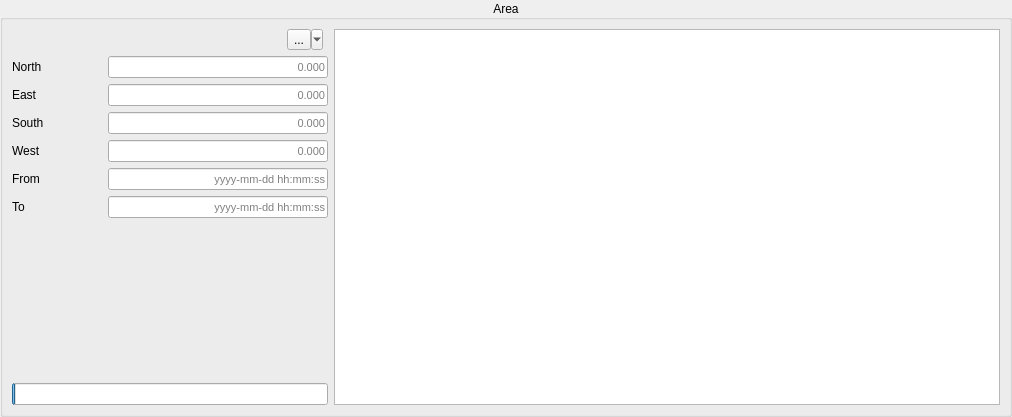
Qt form crossingpanel.ui (busoc/crosspath-gui) before a commit.
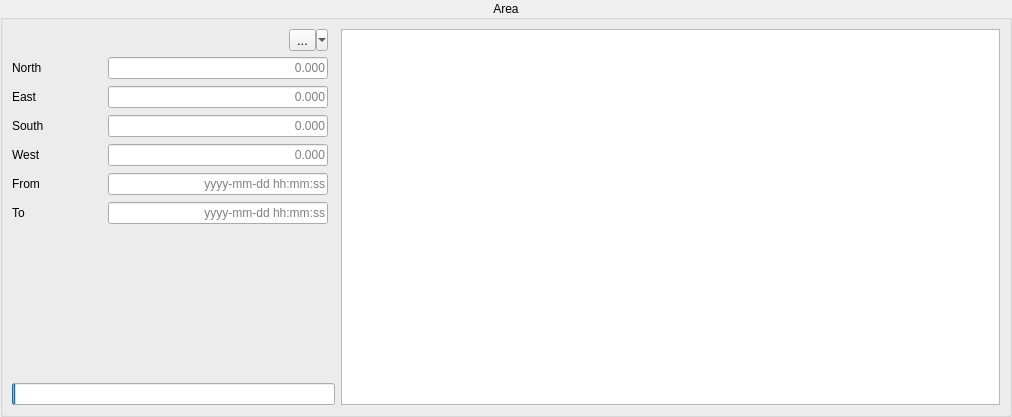
The same form after that commit.

Patch:
```diff
--- a/crossingpanel.ui
+++ b/crossingpanel.ui
@@ -16,6 +16,12 @@
     <verstretch>0</verstretch>
    </sizepolicy>
   </property>
+  <property name="font">
+   <font>
+    <family>Liberation Sans</family>
+    <pointsize>9</pointsize>
+   </font>
+  </property>
   <property name="windowTitle">
    <string>Form</string>
   </property>
@@ -50,6 +56,9 @@
             <property name="topMargin">
              <number>0</number>
             </property>
+            <property name="bottomMargin">
+             <number>0</number>
+            </property>
             <item>
              <spacer name="horizontalSpacer">
               <property name="orientation">
@@ -68,6 +77,12 @@
             </item>
             <item>
              <widget class="QToolButton" name="menu">
+              <property name="font">
+               <font>
+                <family>Liberation Sans</family>
+                <pointsize>10</pointsize>
+               </font>
+              </property>
               <property name="text">
                <string>...</string>
               </property>
@@ -89,6 +104,15 @@
             <property name="formAlignment">
              <set>Qt::AlignLeading|Qt::AlignLeft|Qt::AlignTop</set>
             </property>
+            <property name="verticalSpacing">
+             <number>7</number>
+            </property>
+            <property name="rightMargin">
+             <number>7</number>
+            </property>
+            <property name="bottomMargin">
+             <number>7</number>
+            </property>
             <item row="0" column="0">
              <widget class="QLabel" name="label_1">
               <property name="minimumSize">
@@ -118,7 +142,8 @@
               </property>
               <property name="font">
                <font>
-                <pointsize>8</pointsize>
+                <family>Liberation Sans</family>
+                <pointsize>9</pointsize>
                </font>
               </property>
               <property name="alignment">
@@ -161,7 +186,8 @@
               </property>
               <property name="font">
                <font>
-                <pointsize>8</pointsize>
+                <family>Liberation Sans</family>
+                <pointsize>9</pointsize>
                </font>
               </property>
               <property name="alignment">
@@ -204,7 +230,8 @@
               </property>
               <property name="font">
                <font>
-                <pointsize>8</pointsize>
+                <family>Liberation Sans</family>
+                <pointsize>9</pointsize>
                </font>
               </property>
               <property name="alignment">
@@ -247,7 +274,8 @@
               </property>
               <property name="font">
                <font>
-                <pointsize>8</pointsize>
+                <family>Liberation Sans</family>
+                <pointsize>9</pointsize>
                </font>
               </property>
               <property name="alignment">
@@ -290,7 +318,8 @@
               </property>
               <property name="font">
                <font>
-                <pointsize>8</pointsize>
+                <family>Liberation Sans</family>
+                <pointsize>9</pointsize>
                </font>
               </property>
               <property name="alignment">
@@ -312,6 +341,12 @@
                 <height>0</height>
                </size>
               </property>
+              <property name="font">
+               <font>
+                <family>Liberation Sans</family>
+                <pointsize>9</pointsize>
+               </font>
+              </property>
               <property name="text">
                <string>To</string>
               </property>
@@ -333,7 +368,8 @@
               </property>
               <property name="font">
                <font>
-                <pointsize>8</pointsize>
+                <family>Liberation Sans</family>
+                <pointsize>9</pointsize>
                </font>
               </property>
               <property name="alignment">
@@ -354,6 +390,9 @@
             <property name="orientation">
              <enum>Qt::Vertical</enum>
             </property>
+            <property name="sizeType">
+             <enum>QSizePolicy::Expanding</enum>
+            </property>
             <property name="sizeHint" stdset="0">
              <size>
               <width>20</width>
```
